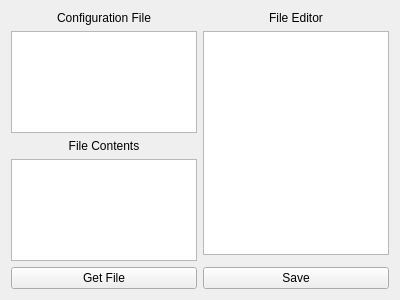
Above: scadagui/tableeditwindow.ui from MaxwellMcFarlane/DMS before the change. Below: the same form after it.
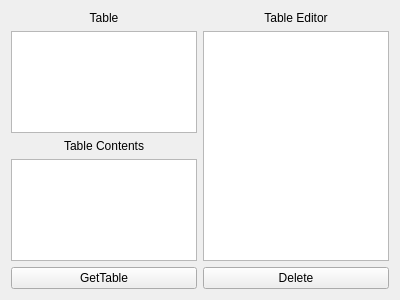
That is the form after the change.

Diff of the .ui file:
```diff
--- a/scadagui/tableeditwindow.ui
+++ b/scadagui/tableeditwindow.ui
@@ -14,14 +14,14 @@
    <string>Form</string>
   </property>
   <layout class="QGridLayout" name="gridLayout">
-   <item row="0" column="0" rowspan="2">
+   <item row="0" column="0">
     <layout class="QVBoxLayout" name="verticalLayout_2">
      <item>
       <layout class="QVBoxLayout" name="verticalLayout">
        <item>
         <widget class="QLabel" name="label">
          <property name="text">
-          <string>Configuration File</string>
+          <string>Table</string>
          </property>
          <property name="alignment">
           <set>Qt::AlignCenter</set>
@@ -38,7 +38,7 @@
        <item>
         <widget class="QLabel" name="label_3">
          <property name="text">
-          <string>File Contents</string>
+          <string>Table Contents</string>
          </property>
          <property name="alignment">
           <set>Qt::AlignCenter</set>
@@ -57,7 +57,7 @@
      <item>
       <widget class="QLabel" name="label_4">
        <property name="text">
-        <string>File Editor</string>
+        <string>Table Editor</string>
        </property>
        <property name="alignment">
         <set>Qt::AlignCenter</set>
@@ -65,21 +65,41 @@
       </widget>
      </item>
      <item>
-      <widget class="QTextEdit" name="FileEditor"/>
+      <widget class="QTableWidget" name="tableWidget">
+       <property name="columnCount">
+        <number>1</number>
+       </property>
+       <attribute name="horizontalHeaderVisible">
+        <bool>false</bool>
+       </attribute>
+       <attribute name="horizontalHeaderHighlightSections">
+        <bool>false</bool>
+       </attribute>
+       <attribute name="horizontalHeaderStretchLastSection">
+        <bool>true</bool>
+       </attribute>
+       <attribute name="verticalHeaderVisible">
+        <bool>true</bool>
+       </attribute>
+       <attribute name="verticalHeaderStretchLastSection">
+        <bool>false</bool>
+       </attribute>
+       <column/>
+      </widget>
      </item>
     </layout>
    </item>
-   <item row="2" column="0">
-    <widget class="QPushButton" name="Previewbutton">
+   <item row="1" column="0">
+    <widget class="QPushButton" name="getTablebutton">
      <property name="text">
-      <string>Get File</string>
+      <string>GetTable</string>
      </property>
     </widget>
    </item>
-   <item row="2" column="1">
-    <widget class="QPushButton" name="Savebutton">
+   <item row="1" column="1">
+    <widget class="QPushButton" name="deletebutton">
      <property name="text">
-      <string>Save</string>
+      <string>Delete</string>
      </property>
     </widget>
    </item>
```
Left out of the diff: 2 changed lines with no effect on the pictures.
